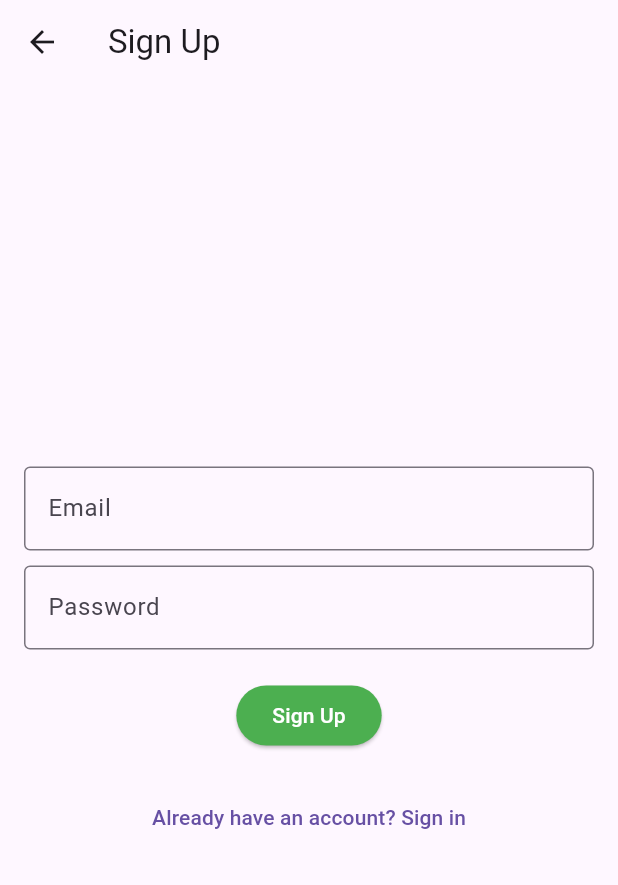
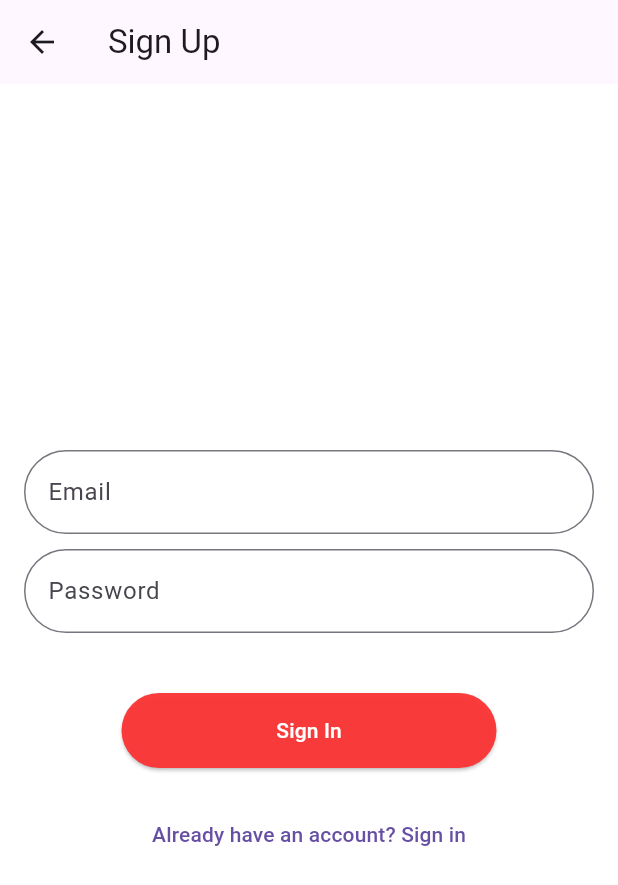
Before and after one commit to FZfortirex/Project-Firebase, a Flutter app: the screen it shows after launch, after a tap on an icon or button, on a phone screen of 412 x 824 dp. Shown: the top 885 px of the screen. Run offline on Flutter 3.47's test engine with Material 3 defaults, Android fonts, the phone set to English and light mode, and no system bars; our stand-ins replace cloud_firestore, firebase_auth, firebase_core, google_sign_in; accounts and stored records are empty; network calls fail.

Commit message:
Style [AJ] Added login

```diff
--- a/firebase_app/lib/login/login_page.dart
+++ b/firebase_app/lib/login/login_page.dart
@@ -65,27 +65,28 @@ class _LoginPageState extends State<LoginPage> {
   }
 
   @override
-  @override
   Widget build(BuildContext context) {
     return Scaffold(
-      backgroundColor: Color(0xFFFEF4E8),
+      backgroundColor: Color.fromARGB(255, 255, 255, 255),
       body: Center(
         child: Column(
-          mainAxisAlignment: MainAxisAlignment
-              .spaceBetween, // Menyusun widget di bagian atas dan bawah
+          mainAxisAlignment: MainAxisAlignment.spaceBetween,
           children: [
             Padding(
               padding: const EdgeInsets.all(16.0),
               child: Column(
                 children: [
-                  SizedBox(
-                    height: 100,
+                  Image.network(
+                    'https://static.vecteezy.com/system/resources/previews/004/949/443/original/joglo-javanese-traditional-house-in-white-background-template-logo-design-free-vector.jpg',
+                    width: 200,
+                    height: 200,
                   ),
                   TextField(
                     controller: _emailController,
                     decoration: InputDecoration(
                       labelText: 'Email',
-                      border: OutlineInputBorder(),
+                      border: OutlineInputBorder(
+                          borderRadius: BorderRadius.circular(40)),
                     ),
                     keyboardType: TextInputType.emailAddress,
                   ),
@@ -94,57 +95,73 @@ class _LoginPageState extends State<LoginPage> {
                     controller: _passwordController,
                     decoration: InputDecoration(
                       labelText: 'Password',
-                      border: OutlineInputBorder(),
+                      border: OutlineInputBorder(
+                        borderRadius: BorderRadius.circular(40),
+                      ),
                     ),
                     obscureText: true,
                   ),
-                  SizedBox(height: 20),
-                  OutlinedButton(
+                  SizedBox(height: 40),
+                  ElevatedButton(
                     onPressed: () => _handleEmailSignIn(context),
-                    child: Text(
-                      'Sign in with Email',
-                      style: TextStyle(color: Colors.black), // Warna teks
-                    ),
-                    style: OutlinedButton.styleFrom(
-                      backgroundColor: const Color.fromARGB(255, 255, 231, 142),
-                      side: BorderSide(
-                          color: Colors.black, width: 2), // Garis tepi tombol
+                    child: Text('Sign In'),
+                    style: ElevatedButton.styleFrom(
+                      foregroundColor: Colors.white,
+                      backgroundColor: const Color.fromARGB(244, 251, 52, 52),
                       shape: RoundedRectangleBorder(
-                        borderRadius: BorderRadius.circular(10),
+                        borderRadius: BorderRadius.circular(40),
                       ),
                       padding:
                           EdgeInsets.symmetric(horizontal: 30, vertical: 15),
-                      fixedSize: Size(250, 50), // Ukuran tombol
+                      fixedSize: Size(250, 50),
                     ),
                   ),
                   SizedBox(
-                    height: 13,
+                    height: 25,
                   ),
-                  ElevatedButton.icon(
+                  Row(
+                    children: [
+                      Expanded(
+                        child: Divider(
+                          color: const Color.fromARGB(255, 49, 49, 49),
+                          height: 1,
+                          thickness: 0.2,
+                        ),
+                      ),
+                      Padding(
+                        padding: const EdgeInsets.symmetric(horizontal: 20),
+                        child: Text("OR"),
+                      ),
+                      Expanded(
+                        child: Divider(
+                          color: const Color.fromARGB(255, 49, 49, 49),
+                          height: 1,
+                          thickness: 0.2,
+                        ),
+                      ),
+                    ],
+                  ),
+                  SizedBox(
+                    height: 20,
+                  ),
+                  ElevatedButton(
                     style: ElevatedButton.styleFrom(
-                      backgroundColor: Colors.black,
-                      foregroundColor: Colors.white,
-                      shape: RoundedRectangleBorder(
-                        borderRadius: BorderRadius.circular(10),
-                      ),
-                      padding:
-                          EdgeInsets.symmetric(horizontal: 30, vertical: 15),
-                      fixedSize:
-                          Size(250, 50), // Ukuran tombol yang sama dengan Email
-                    ),
-                    label: Text(
-                      'Sign in with Google',
-                      style: TextStyle(fontSize: 16),
+                      backgroundColor: Color.fromARGB(255, 255, 255, 255),
+                      shape: CircleBorder(),
+                      padding: EdgeInsets.all(20),
                     ),
                     onPressed: () => _handleGoogleSignIn(context),
+                    child: ClipOval(
+                      child: Image.network(
+                        'https://www.pngall.com/wp-content/uploads/13/Google-Logo.png',
+                        width: 20,
+                        height: 20,
+                        fit: BoxFit.cover,
+                      ),
+                    ),
                   ),
                 ],
               ),
-            ),
-            Column(
-              children: [
-                SizedBox(height: 20),
-              ],
             ),
             Padding(
               padding: const EdgeInsets.only(bottom: 20.0),
@@ -155,7 +172,15 @@ class _LoginPageState extends State<LoginPage> {
                     MaterialPageRoute(builder: (context) => SignUpPage()),
                   );
                 },
-                child: Text('Don\'t have an account? Sign Up'),
+                style: TextButton.styleFrom(
+                  foregroundColor: const Color.fromARGB(255, 0, 0, 0),
+                ),
+                child: Text(
+                  'Don\'t have an account? Sign Up',
+                  style: TextStyle(
+                    fontWeight: FontWeight.w300,
+                  ),
+                ),
               ),
             ),
           ],
--- a/firebase_app/lib/login/sign_up_page.dart
+++ b/firebase_app/lib/login/sign_up_page.dart
@@ -47,6 +47,7 @@ class _SignUpPageState extends State<SignUpPage> {
   @override
   Widget build(BuildContext context) {
     return Scaffold(
+      backgroundColor: Colors.white,
       appBar: AppBar(
         title: const Text('Sign Up'),
       ),
@@ -60,7 +61,9 @@ class _SignUpPageState extends State<SignUpPage> {
                 controller: _emailController,
                 decoration: InputDecoration(
                   labelText: 'Email',
-                  border: OutlineInputBorder(),
+                  border: OutlineInputBorder(
+                    borderRadius: BorderRadius.circular(40),
+                  ),
                 ),
                 keyboardType: TextInputType.emailAddress,
               ),
@@ -69,17 +72,24 @@ class _SignUpPageState extends State<SignUpPage> {
                 controller: _passwordController,
                 decoration: InputDecoration(
                   labelText: 'Password',
-                  border: OutlineInputBorder(),
+                  border: OutlineInputBorder(
+                    borderRadius: BorderRadius.circular(40),
+                  ),
                 ),
                 obscureText: true,
               ),
-              SizedBox(height: 20),
+              SizedBox(height: 40),
               ElevatedButton(
                 onPressed: () => _handleSignUp(context),
-                child: Text('Sign Up'),
+                child: Text('Sign In'),
                 style: ElevatedButton.styleFrom(
                   foregroundColor: Colors.white,
-                  backgroundColor: Colors.green,
+                  backgroundColor: const Color.fromARGB(244, 251, 52, 52),
+                  shape: RoundedRectangleBorder(
+                    borderRadius: BorderRadius.circular(40),
+                  ),
+                  padding: EdgeInsets.symmetric(horizontal: 30, vertical: 15),
+                  fixedSize: Size(250, 50),
                 ),
               ),
               SizedBox(height: 20),
```
